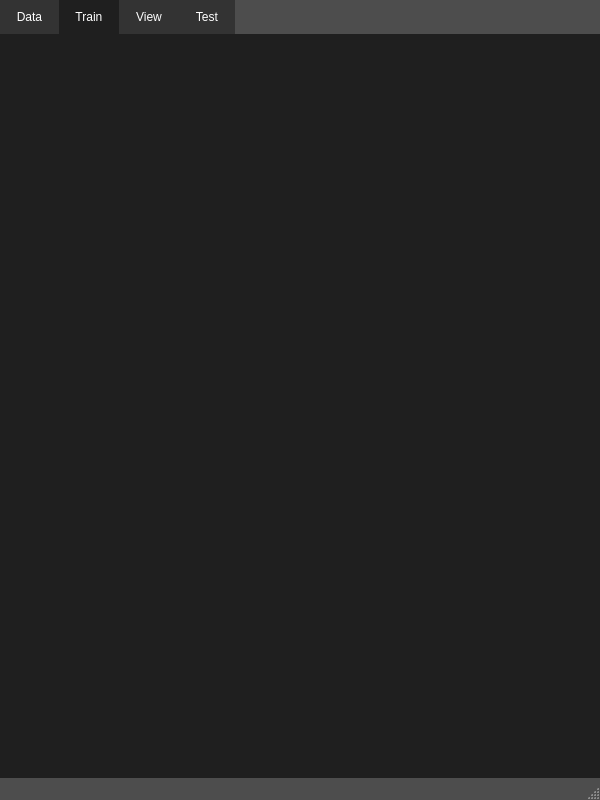
Above: ASL_Trainer.ui from json0130/SIGN-launage-understanding-project before the change. Below: the same form after it.
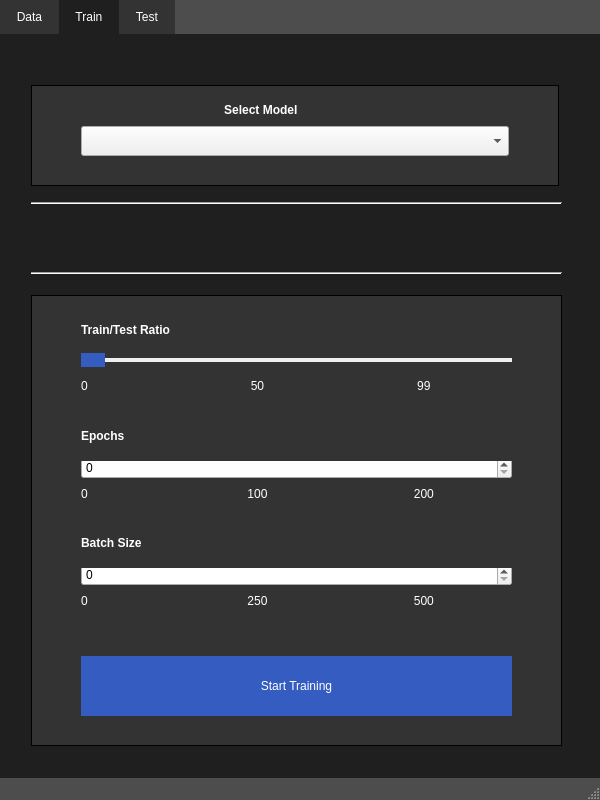
That is the form after the change. The open tabs and pages were chosen to show the change.

Commit message: added training window

The edit to the form file:
```diff
--- a/ASL_Trainer.ui
+++ b/ASL_Trainer.ui
@@ -303,7 +303,7 @@
          </property>
          <layout class="QHBoxLayout" name="horizontalLayout_3">
           <item>
-           <widget class="QLabel" name="label">
+           <widget class="QLabel" name="data_photos_label">
             <property name="minimumSize">
              <size>
               <width>400</width>
@@ -652,11 +652,420 @@
      <attribute name="title">
       <string>  Train  </string>
      </attribute>
-    </widget>
-    <widget class="QWidget" name="view">
-     <attribute name="title">
-      <string>  View  </string>
-     </attribute>
+     <widget class="QFrame" name="options_frame">
+      <property name="geometry">
+       <rect>
+        <x>30</x>
+        <y>260</y>
+        <width>531</width>
+        <height>451</height>
+       </rect>
+      </property>
+      <property name="styleSheet">
+       <string notr="true">QFrame {
+    background-color: #333333;
+}</string>
+      </property>
+      <property name="frameShape">
+       <enum>QFrame::Panel</enum>
+      </property>
+      <property name="frameShadow">
+       <enum>QFrame::Plain</enum>
+      </property>
+      <layout class="QGridLayout" name="gridLayout_2">
+       <item row="7" column="1">
+        <widget class="QSpinBox" name="train_batch">
+         <property name="maximum">
+          <number>500</number>
+         </property>
+         <property name="singleStep">
+          <number>10</number>
+         </property>
+        </widget>
+       </item>
+       <item row="8" column="1">
+        <widget class="QLabel" name="train_batch_label">
+         <property name="styleSheet">
+          <string notr="true">QLabel {
+    color: white;
+}</string>
+         </property>
+         <property name="text">
+          <string>0                                                250                                            500</string>
+         </property>
+        </widget>
+       </item>
+       <item row="11" column="1">
+        <spacer name="verticalSpacer_2">
+         <property name="orientation">
+          <enum>Qt::Vertical</enum>
+         </property>
+         <property name="sizeType">
+          <enum>QSizePolicy::Minimum</enum>
+         </property>
+         <property name="sizeHint" stdset="0">
+          <size>
+           <width>20</width>
+           <height>20</height>
+          </size>
+         </property>
+        </spacer>
+       </item>
+       <item row="1" column="1">
+        <widget class="QSlider" name="train_slider">
+         <property name="styleSheet">
+          <string notr="true">QSlider::groove:horizontal {
+    height: 4px;
+    background: #F0F0F0;
+    margin: 2px 0;
+    border-radius: 4px;
+}
+
+QSlider::handle:horizontal {
+    background: #345CC1;
+    width: 24px;
+    height: 18px;
+    margin: -5px 0; /* handle is placed by default on the contents rect of the groove, margin is for collision */
+}
+
+QSlider::handle:horizontal:hover {
+    background: #2A4BA0;
+}
+
+QSlider::handle:horizontal:pressed {
+    background: #1E3C8C;
+}</string>
+         </property>
+         <property name="maximum">
+          <number>99</number>
+         </property>
+         <property name="orientation">
+          <enum>Qt::Horizontal</enum>
+         </property>
+        </widget>
+       </item>
+       <item row="4" column="1">
+        <widget class="QSpinBox" name="train_epoch">
+         <property name="maximum">
+          <number>200</number>
+         </property>
+         <property name="singleStep">
+          <number>10</number>
+         </property>
+        </widget>
+       </item>
+       <item row="1" column="0">
+        <spacer name="horizontalSpacer_l">
+         <property name="orientation">
+          <enum>Qt::Horizontal</enum>
+         </property>
+         <property name="sizeType">
+          <enum>QSizePolicy::Fixed</enum>
+         </property>
+         <property name="sizeHint" stdset="0">
+          <size>
+           <width>40</width>
+           <height>20</height>
+          </size>
+         </property>
+        </spacer>
+       </item>
+       <item row="10" column="1">
+        <widget class="QPushButton" name="train_start_button">
+         <property name="minimumSize">
+          <size>
+           <width>0</width>
+           <height>60</height>
+          </size>
+         </property>
+         <property name="maximumSize">
+          <size>
+           <width>16777215</width>
+           <height>60</height>
+          </size>
+         </property>
+         <property name="styleSheet">
+          <string notr="true">QPushButton {
+    background-color: #345CC1;
+    color: white; /* Set text color to white for better contrast */
+    border: none;
+    padding: 8px 16px; /* Optional: Add some padding for better appearance */
+}
+
+QPushButton:hover {
+    background-color: #2A4BA0; /* Optional: Slightly darker color on hover */
+}
+
+QPushButton:pressed {
+    background-color: #1E3C8C; /* Optional: Even darker color when pressed */
+}
+</string>
+         </property>
+         <property name="text">
+          <string>Start Training</string>
+         </property>
+        </widget>
+       </item>
+       <item row="5" column="1">
+        <widget class="QLabel" name="epoch_label">
+         <property name="styleSheet">
+          <string notr="true">QLabel {
+    color: white;
+}</string>
+         </property>
+         <property name="text">
+          <string>0                                                100                                            200</string>
+         </property>
+        </widget>
+       </item>
+       <item row="1" column="2">
+        <spacer name="horizontalSpacer_r">
+         <property name="orientation">
+          <enum>Qt::Horizontal</enum>
+         </property>
+         <property name="sizeType">
+          <enum>QSizePolicy::Fixed</enum>
+         </property>
+         <property name="sizeHint" stdset="0">
+          <size>
+           <width>40</width>
+           <height>20</height>
+          </size>
+         </property>
+        </spacer>
+       </item>
+       <item row="9" column="1">
+        <spacer name="verticalSpacer_3">
+         <property name="orientation">
+          <enum>Qt::Vertical</enum>
+         </property>
+         <property name="sizeType">
+          <enum>QSizePolicy::Fixed</enum>
+         </property>
+         <property name="sizeHint" stdset="0">
+          <size>
+           <width>20</width>
+           <height>40</height>
+          </size>
+         </property>
+        </spacer>
+       </item>
+       <item row="6" column="1">
+        <widget class="QLabel" name="train_batch_title">
+         <property name="minimumSize">
+          <size>
+           <width>0</width>
+           <height>50</height>
+          </size>
+         </property>
+         <property name="maximumSize">
+          <size>
+           <width>16777215</width>
+           <height>30</height>
+          </size>
+         </property>
+         <property name="styleSheet">
+          <string notr="true">QLabel {
+    color: white;
+	font-weight: bold;
+}</string>
+         </property>
+         <property name="text">
+          <string>Batch Size</string>
+         </property>
+        </widget>
+       </item>
+       <item row="3" column="1">
+        <widget class="QLabel" name="train_epoch_title">
+         <property name="minimumSize">
+          <size>
+           <width>0</width>
+           <height>50</height>
+          </size>
+         </property>
+         <property name="maximumSize">
+          <size>
+           <width>16777215</width>
+           <height>30</height>
+          </size>
+         </property>
+         <property name="styleSheet">
+          <string notr="true">QLabel {
+    color: white;
+	font-weight: bold;
+}</string>
+         </property>
+         <property name="text">
+          <string>Epochs</string>
+         </property>
+        </widget>
+       </item>
+       <item row="0" column="1">
+        <widget class="QLabel" name="train_ratio_title">
+         <property name="minimumSize">
+          <size>
+           <width>0</width>
+           <height>40</height>
+          </size>
+         </property>
+         <property name="maximumSize">
+          <size>
+           <width>16777215</width>
+           <height>30</height>
+          </size>
+         </property>
+         <property name="styleSheet">
+          <string notr="true">QLabel {
+    color: white;
+	font-weight: bold;
+}
+</string>
+         </property>
+         <property name="text">
+          <string>Train/Test Ratio</string>
+         </property>
+        </widget>
+       </item>
+       <item row="2" column="1">
+        <widget class="QLabel" name="train_ratio_label">
+         <property name="styleSheet">
+          <string notr="true">QLabel {
+    color: white;
+}</string>
+         </property>
+         <property name="text">
+          <string>0                                                 50                                              99</string>
+         </property>
+        </widget>
+       </item>
+      </layout>
+     </widget>
+     <widget class="QFrame" name="options_frame_2">
+      <property name="geometry">
+       <rect>
+        <x>30</x>
+        <y>50</y>
+        <width>528</width>
+        <height>101</height>
+       </rect>
+      </property>
+      <property name="styleSheet">
+       <string notr="true">QFrame {
+    background-color: #333333;
+}</string>
+      </property>
+      <property name="frameShape">
+       <enum>QFrame::Panel</enum>
+      </property>
+      <property name="frameShadow">
+       <enum>QFrame::Plain</enum>
+      </property>
+      <layout class="QGridLayout" name="gridLayout_3">
+       <item row="2" column="1">
+        <widget class="QComboBox" name="train_combobox">
+         <property name="minimumSize">
+          <size>
+           <width>60</width>
+           <height>30</height>
+          </size>
+         </property>
+        </widget>
+       </item>
+       <item row="2" column="7">
+        <spacer name="traub_select_r">
+         <property name="orientation">
+          <enum>Qt::Horizontal</enum>
+         </property>
+         <property name="sizeType">
+          <enum>QSizePolicy::Fixed</enum>
+         </property>
+         <property name="sizeHint" stdset="0">
+          <size>
+           <width>40</width>
+           <height>20</height>
+          </size>
+         </property>
+        </spacer>
+       </item>
+       <item row="2" column="0">
+        <spacer name="train_space_l">
+         <property name="orientation">
+          <enum>Qt::Horizontal</enum>
+         </property>
+         <property name="sizeType">
+          <enum>QSizePolicy::Fixed</enum>
+         </property>
+         <property name="sizeHint" stdset="0">
+          <size>
+           <width>40</width>
+           <height>20</height>
+          </size>
+         </property>
+        </spacer>
+       </item>
+       <item row="0" column="1">
+        <widget class="QLabel" name="label">
+         <property name="minimumSize">
+          <size>
+           <width>0</width>
+           <height>30</height>
+          </size>
+         </property>
+         <property name="styleSheet">
+          <string notr="true">QLabel {
+    color: white;
+	font-weight: bold;
+}</string>
+         </property>
+         <property name="text">
+          <string>                                           Select Model</string>
+         </property>
+        </widget>
+       </item>
+       <item row="3" column="1">
+        <spacer name="verticalSpacer_7">
+         <property name="orientation">
+          <enum>Qt::Vertical</enum>
+         </property>
+         <property name="sizeType">
+          <enum>QSizePolicy::Fixed</enum>
+         </property>
+         <property name="sizeHint" stdset="0">
+          <size>
+           <width>20</width>
+           <height>40</height>
+          </size>
+         </property>
+        </spacer>
+       </item>
+      </layout>
+     </widget>
+     <widget class="Line" name="line">
+      <property name="geometry">
+       <rect>
+        <x>30</x>
+        <y>230</y>
+        <width>531</width>
+        <height>16</height>
+       </rect>
+      </property>
+      <property name="orientation">
+       <enum>Qt::Horizontal</enum>
+      </property>
+     </widget>
+     <widget class="Line" name="line_2">
+      <property name="geometry">
+       <rect>
+        <x>30</x>
+        <y>160</y>
+        <width>531</width>
+        <height>16</height>
+       </rect>
+      </property>
+      <property name="orientation">
+       <enum>Qt::Horizontal</enum>
+      </property>
+     </widget>
     </widget>
     <widget class="QWidget" name="test">
      <attribute name="title">
```
Left out of the diff: 26 changed lines with no effect on the pictures. The commit also changes 1 other file.
